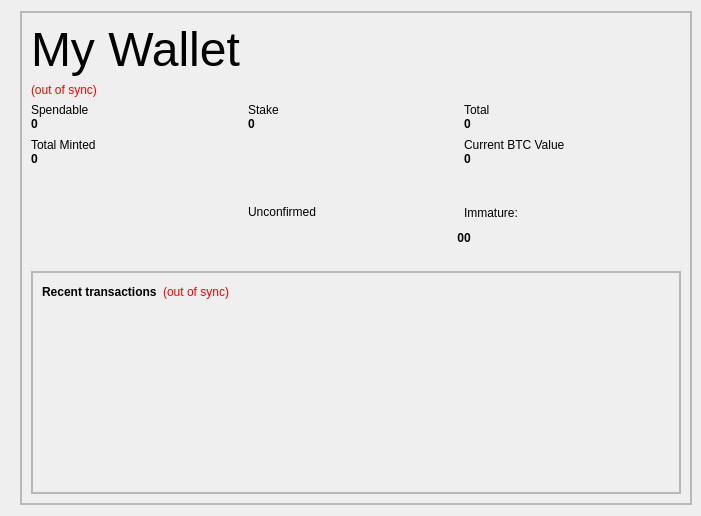
Qt form src/qt/forms/overviewpage.ui (Pink2Dev/Pink2) before a commit.
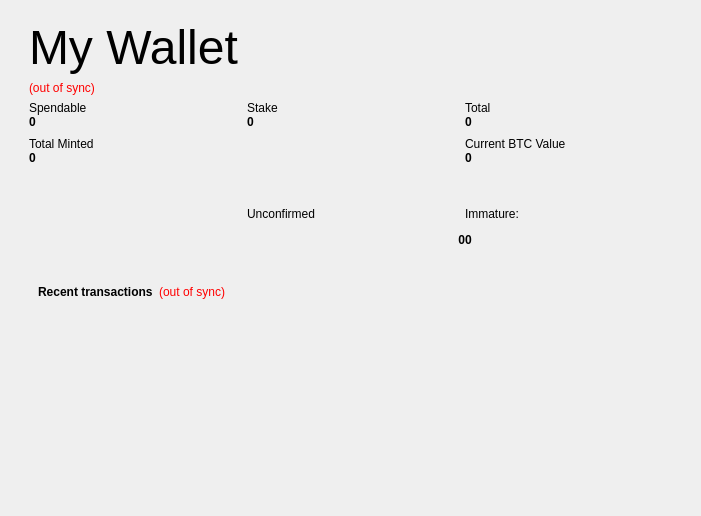
The same form after that commit.

```diff
--- a/src/qt/forms/overviewpage.ui
+++ b/src/qt/forms/overviewpage.ui
@@ -57,10 +57,10 @@
           <string notr="true"/>
          </property>
          <property name="frameShape">
-          <enum>QFrame::StyledPanel</enum>
+          <enum>QFrame::NoFrame</enum>
          </property>
          <property name="frameShadow">
-          <enum>QFrame::Raised</enum>
+          <enum>QFrame::Plain</enum>
          </property>
          <layout class="QVBoxLayout" name="verticalLayout_4">
           <property name="spacing">
@@ -81,10 +81,10 @@
           <item>
            <widget class="QFrame" name="frame_4">
             <property name="frameShape">
-             <enum>QFrame::StyledPanel</enum>
+             <enum>QFrame::NoFrame</enum>
             </property>
             <property name="frameShadow">
-             <enum>QFrame::Raised</enum>
+             <enum>QFrame::Plain</enum>
             </property>
             <layout class="QVBoxLayout" name="verticalLayout_6">
              <item>
@@ -718,10 +718,10 @@
                   <string notr="true"/>
                  </property>
                  <property name="frameShape">
-                  <enum>QFrame::StyledPanel</enum>
+                  <enum>QFrame::NoFrame</enum>
                  </property>
                  <property name="frameShadow">
-                  <enum>QFrame::Raised</enum>
+                  <enum>QFrame::Plain</enum>
                  </property>
                  <layout class="QVBoxLayout" name="verticalLayout">
                   <property name="spacing">
@@ -748,10 +748,10 @@
                      </size>
                     </property>
                     <property name="frameShape">
-                     <enum>QFrame::StyledPanel</enum>
+                     <enum>QFrame::NoFrame</enum>
                     </property>
                     <property name="frameShadow">
-                     <enum>QFrame::Raised</enum>
+                     <enum>QFrame::Plain</enum>
                     </property>
                     <layout class="QVBoxLayout" name="verticalLayout_5">
                      <property name="leftMargin">
```
